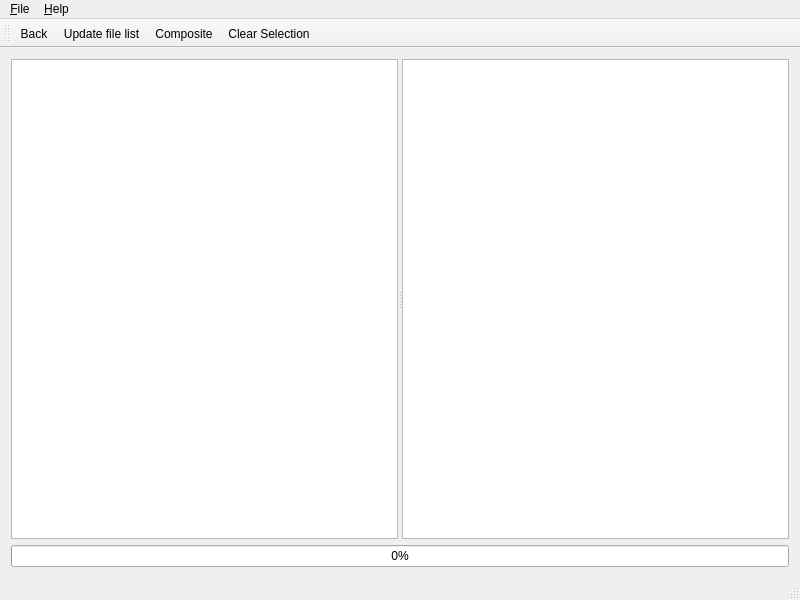
Before: the Qt Designer form mainwindow.ui in zuf/startrailer, drawn with Qt 5.
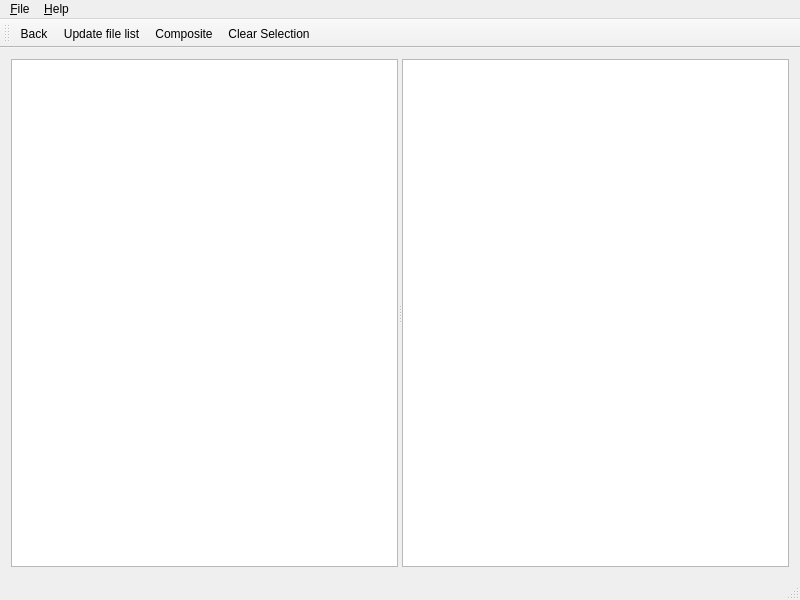
After: the same form once the commit is applied. Custom widgets are drawn as their Qt base class.

What changed in the file:
```diff
--- a/mainwindow.ui
+++ b/mainwindow.ui
@@ -55,13 +55,6 @@
       <widget class="View" name="graphicsView"/>
      </widget>
     </item>
-    <item>
-     <widget class="QProgressBar" name="progressBar">
-      <property name="value">
-       <number>0</number>
-      </property>
-     </widget>
-    </item>
    </layout>
   </widget>
   <widget class="QMenuBar" name="menuBar">
```
